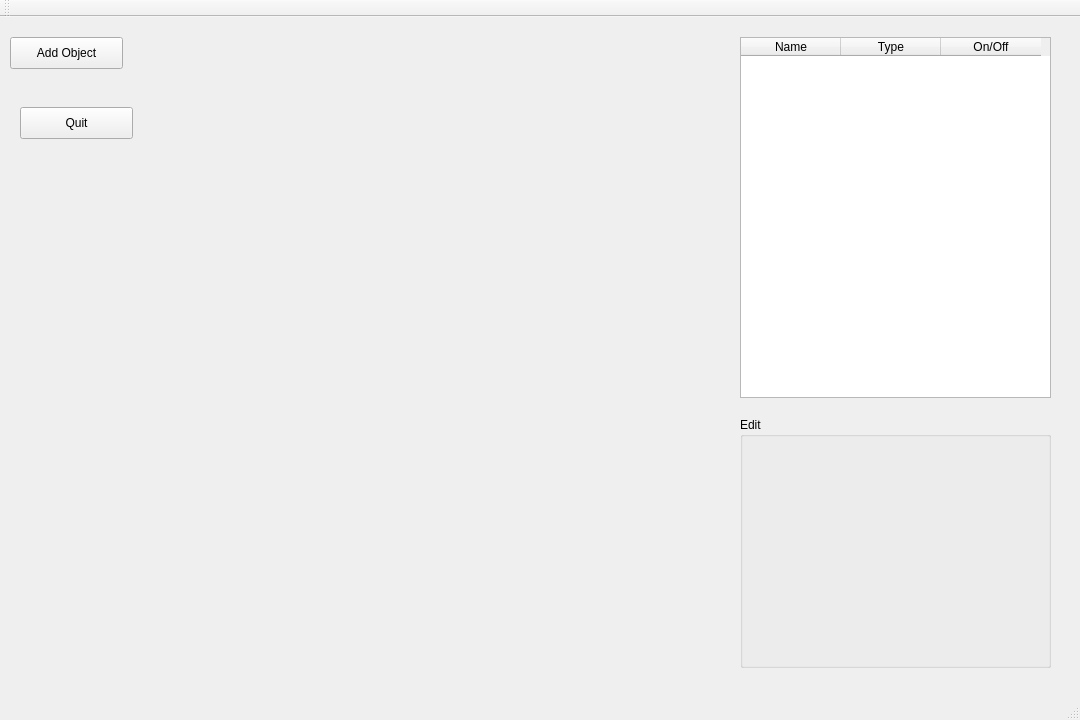
Before: the Qt Designer form bonus/mainwindow.ui in ethanke/Raytracer, drawn with Qt 5.
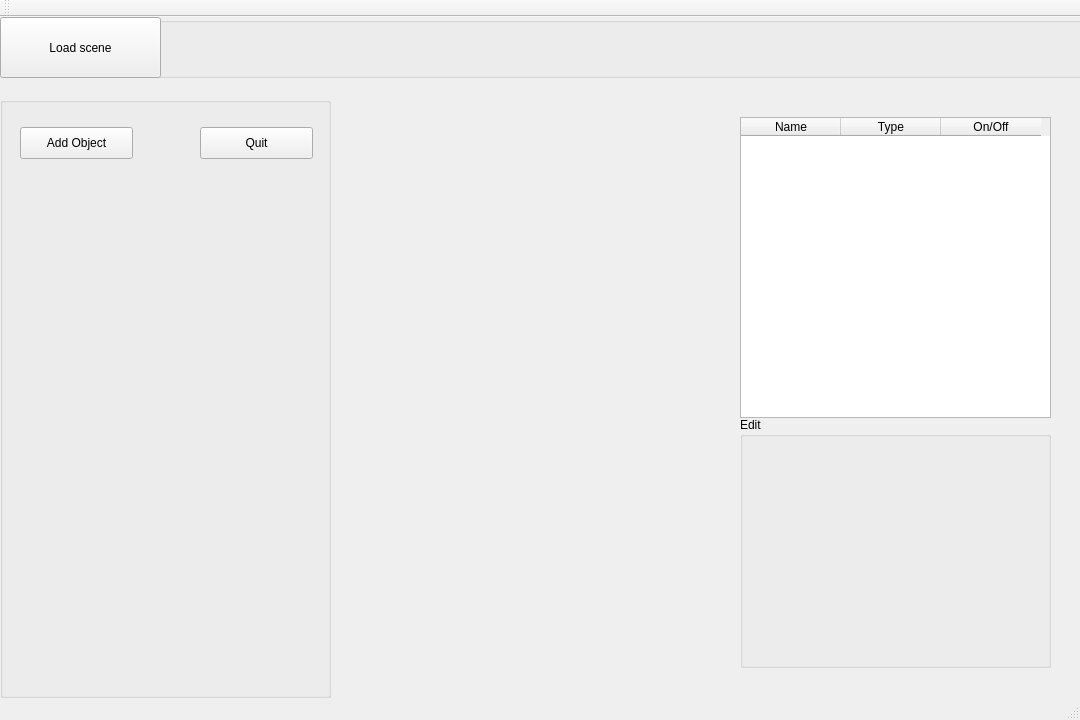
After: the same form once the commit is applied. Icons and pictures are not drawn.

The edit to the form file:
```diff
--- a/bonus/mainwindow.ui
+++ b/bonus/mainwindow.ui
@@ -23,37 +23,6 @@
    <string>Raytracer</string>
   </property>
   <widget class="QWidget" name="centralWidget">
-   <widget class="QPushButton" name="pushButton">
-    <property name="enabled">
-     <bool>true</bool>
-    </property>
-    <property name="geometry">
-     <rect>
-      <x>20</x>
-      <y>90</y>
-      <width>113</width>
-      <height>32</height>
-     </rect>
-    </property>
-    <property name="maximumSize">
-     <size>
-      <width>1080</width>
-      <height>720</height>
-     </size>
-    </property>
-    <property name="text">
-     <string>Quit</string>
-    </property>
-    <property name="autoDefault">
-     <bool>false</bool>
-    </property>
-    <property name="default">
-     <bool>false</bool>
-    </property>
-    <property name="flat">
-     <bool>false</bool>
-    </property>
-   </widget>
    <widget class="QTableWidget" name="tableWidget">
     <property name="geometry">
      <rect>
@@ -80,32 +49,13 @@
      </property>
     </column>
    </widget>
-   <widget class="QPushButton" name="pushButton_2">
-    <property name="geometry">
-     <rect>
-      <x>10</x>
-      <y>20</y>
-      <width>113</width>
-      <height>32</height>
-     </rect>
-    </property>
-    <property name="maximumSize">
-     <size>
-      <width>1080</width>
-      <height>720</height>
-     </size>
-    </property>
-    <property name="text">
-     <string>Add Object</string>
-    </property>
-   </widget>
    <widget class="QTableWidget" name="tableWidget_2">
     <property name="geometry">
      <rect>
       <x>740</x>
-      <y>20</y>
+      <y>100</y>
       <width>311</width>
-      <height>361</height>
+      <height>301</height>
      </rect>
     </property>
     <column>
@@ -137,6 +87,114 @@
      <string>Edit</string>
     </property>
    </widget>
+   <widget class="QGroupBox" name="groupBox_2">
+    <property name="geometry">
+     <rect>
+      <x>0</x>
+      <y>80</y>
+      <width>331</width>
+      <height>601</height>
+     </rect>
+    </property>
+    <property name="title">
+     <string/>
+    </property>
+    <widget class="QPushButton" name="pushButton_2">
+     <property name="geometry">
+      <rect>
+       <x>20</x>
+       <y>30</y>
+       <width>113</width>
+       <height>32</height>
+      </rect>
+     </property>
+     <property name="maximumSize">
+      <size>
+       <width>1080</width>
+       <height>720</height>
+      </size>
+     </property>
+     <property name="text">
+      <string>Add Object</string>
+     </property>
+    </widget>
+    <widget class="QPushButton" name="pushButton">
+     <property name="enabled">
+      <bool>true</bool>
+     </property>
+     <property name="geometry">
+      <rect>
+       <x>200</x>
+       <y>30</y>
+       <width>113</width>
+       <height>32</height>
+      </rect>
+     </property>
+     <property name="maximumSize">
+      <size>
+       <width>1080</width>
+       <height>720</height>
+      </size>
+     </property>
+     <property name="text">
+      <string>Quit</string>
+     </property>
+     <property name="autoDefault">
+      <bool>false</bool>
+     </property>
+     <property name="default">
+      <bool>false</bool>
+     </property>
+     <property name="flat">
+      <bool>false</bool>
+     </property>
+    </widget>
+   </widget>
+   <widget class="QGroupBox" name="groupBox_3">
+    <property name="geometry">
+     <rect>
+      <x>0</x>
+      <y>0</y>
+      <width>1101</width>
+      <height>61</height>
+     </rect>
+    </property>
+    <property name="title">
+     <string/>
+    </property>
+    <widget class="QPushButton" name="loadButton">
+     <property name="geometry">
+      <rect>
+       <x>0</x>
+       <y>0</y>
+       <width>161</width>
+       <height>61</height>
+      </rect>
+     </property>
+     <property name="text">
+      <string>Load scene</string>
+     </property>
+     <property name="icon">
+      <iconset>
+       <normaloff>../../../../Downloads/open-folder.png</normaloff>../../../../Downloads/open-folder.png</iconset>
+     </property>
+     <property name="iconSize">
+      <size>
+       <width>32</width>
+       <height>32</height>
+      </size>
+     </property>
+     <property name="autoDefault">
+      <bool>true</bool>
+     </property>
+     <property name="default">
+      <bool>false</bool>
+     </property>
+     <property name="flat">
+      <bool>false</bool>
+     </property>
+    </widget>
+   </widget>
   </widget>
   <widget class="QMenuBar" name="menuBar">
    <property name="geometry">
```
Left out of the diff: 10 changed lines with no effect on the pictures.
